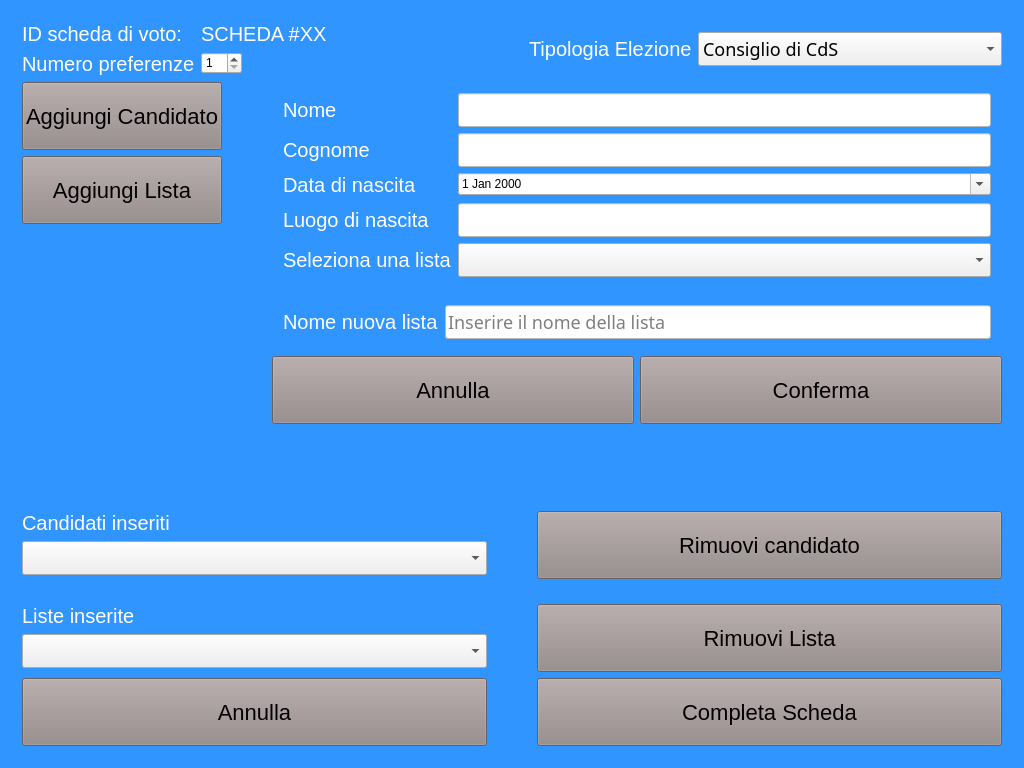
Above: mainwindowtecnico.ui from giuseppedifatta/sistemaTecnico before the change. Below: the same form after it.
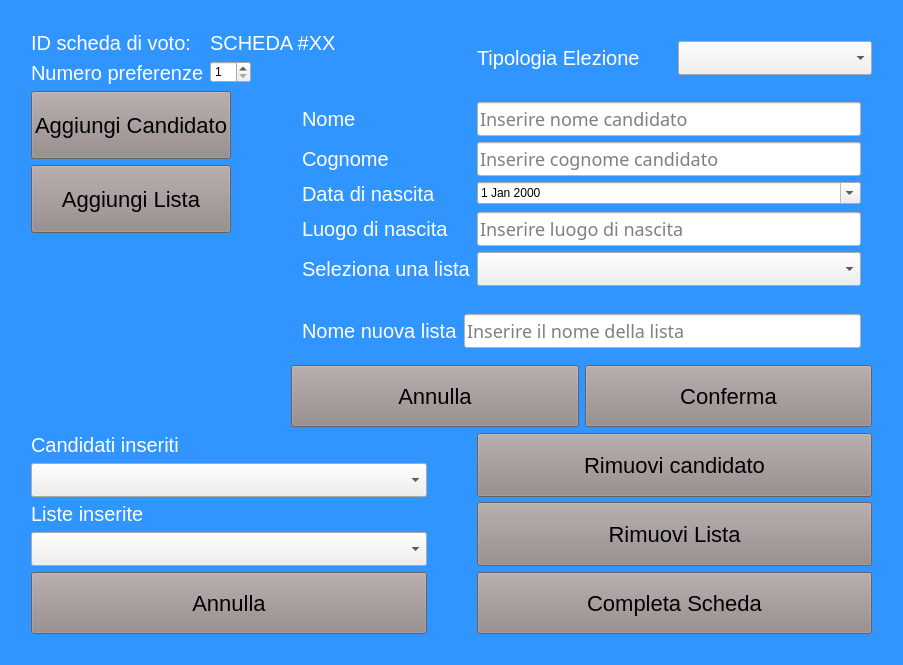
That is the form after the change.

Commit message: miglioramento interfaccia creazione scheda

What changed in the file:
```diff
--- a/mainwindowtecnico.ui
+++ b/mainwindowtecnico.ui
@@ -6,8 +6,8 @@
    <rect>
     <x>0</x>
     <y>0</y>
-    <width>1024</width>
-    <height>768</height>
+    <width>903</width>
+    <height>636</height>
    </rect>
   </property>
   <property name="windowTitle">
@@ -626,6 +626,18 @@
       </widget>
       <widget class="QWidget" name="creazione_schede_voto_page">
        <layout class="QVBoxLayout" name="verticalLayout_12">
+        <property name="leftMargin">
+         <number>20</number>
+        </property>
+        <property name="topMargin">
+         <number>20</number>
+        </property>
+        <property name="rightMargin">
+         <number>20</number>
+        </property>
+        <property name="bottomMargin">
+         <number>20</number>
+        </property>
         <item>
          <layout class="QHBoxLayout" name="horizontalLayout_9">
           <property name="spacing">
@@ -690,38 +702,7 @@
           <item>
            <layout class="QGridLayout" name="gridLayout_4" columnstretch="0,0">
             <item row="0" column="1">
-             <widget class="QComboBox" name="comboBox">
-              <item>
-               <property name="text">
-                <string>Consiglio di CdS</string>
-               </property>
-              </item>
-              <item>
-               <property name="text">
-                <string>Rappresentati del Personale T.A.</string>
-               </property>
-              </item>
-              <item>
-               <property name="text">
-                <string>Consiglio di Interclasse</string>
-               </property>
-              </item>
-              <item>
-               <property name="text">
-                <string>Consiglio di Dipartimento</string>
-               </property>
-              </item>
-              <item>
-               <property name="text">
-                <string>Senato Accademico</string>
-               </property>
-              </item>
-              <item>
-               <property name="text">
-                <string>Consiglio di Amminitrazione</string>
-               </property>
-              </item>
-             </widget>
+             <widget class="QComboBox" name="comboBox_tipo_elezione"/>
             </item>
             <item row="0" column="0">
              <widget class="QLabel" name="label_14">
@@ -735,9 +716,9 @@
          </layout>
         </item>
         <item>
-         <layout class="QHBoxLayout" name="horizontalLayout_10">
+         <layout class="QHBoxLayout" name="horizontalLayout_10" stretch="0,0,1">
           <property name="spacing">
-           <number>50</number>
+           <number>20</number>
           </property>
           <item>
            <layout class="QGridLayout" name="gridLayout_7">
@@ -795,7 +776,23 @@
            </layout>
           </item>
           <item>
-           <layout class="QVBoxLayout" name="verticalLayout_11" stretch="0,0,1,0">
+           <spacer name="horizontalSpacer">
+            <property name="orientation">
+             <enum>Qt::Horizontal</enum>
+            </property>
+            <property name="sizeType">
+             <enum>QSizePolicy::Expanding</enum>
+            </property>
+            <property name="sizeHint" stdset="0">
+             <size>
+              <width>40</width>
+              <height>20</height>
+             </size>
+            </property>
+           </spacer>
+          </item>
+          <item>
+           <layout class="QVBoxLayout" name="verticalLayout_11" stretch="1,1,1,1">
             <item>
              <widget class="QWidget" name="formWidget_candidato" native="true">
               <layout class="QFormLayout" name="formLayout_7">
@@ -807,7 +804,11 @@
                 </widget>
                </item>
                <item row="0" column="1">
-                <widget class="QLineEdit" name="lineEdit_nome"/>
+                <widget class="QLineEdit" name="lineEdit_nome">
+                 <property name="placeholderText">
+                  <string>Inserire nome candidato</string>
+                 </property>
+                </widget>
                </item>
                <item row="1" column="0">
                 <widget class="QLabel" name="label_13">
@@ -817,7 +818,11 @@
                 </widget>
                </item>
                <item row="1" column="1">
-                <widget class="QLineEdit" name="lineEdit_cognome"/>
+                <widget class="QLineEdit" name="lineEdit_cognome">
+                 <property name="placeholderText">
+                  <string>Inserire cognome candidato</string>
+                 </property>
+                </widget>
                </item>
                <item row="3" column="0">
                 <widget class="QLabel" name="label_8">
@@ -827,7 +832,11 @@
                 </widget>
                </item>
                <item row="3" column="1">
-                <widget class="QLineEdit" name="lineEdit_luogo_nascita"/>
+                <widget class="QLineEdit" name="lineEdit_luogo_nascita">
+                 <property name="placeholderText">
+                  <string>Inserire luogo di nascita</string>
+                 </property>
+                </widget>
                </item>
                <item row="2" column="0">
                 <widget class="QLabel" name="label_12">
@@ -927,7 +936,7 @@
            <number>50</number>
           </property>
           <property name="verticalSpacing">
-           <number>25</number>
+           <number>5</number>
           </property>
           <item row="0" column="1">
            <widget class="QPushButton" name="pushButton_rimuovi_candidato">
```
Left out of the diff: 10 changed lines with no effect on the pictures. The commit also changes 7 other files.
